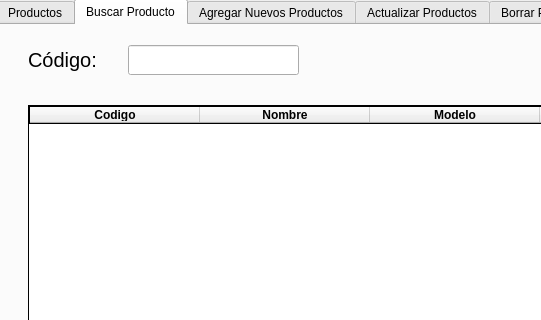
Above: prueba.ui from JoseFernando7/pruebaGit before the change; both pictures show x 0 to 541 and y 0 to 320 of the 1089 by 578 pixel window. Below: the same form after it.
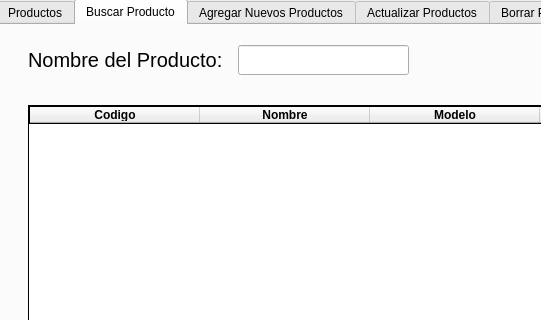
That is the form after the change. The open tabs and pages were chosen to show the change.

```diff
--- a/prueba.ui
+++ b/prueba.ui
@@ -164,7 +164,7 @@
        <rect>
         <x>30</x>
         <y>20</y>
-        <width>91</width>
+        <width>221</width>
         <height>30</height>
        </rect>
       </property>
@@ -174,13 +174,13 @@
        </font>
       </property>
       <property name="text">
-       <string>Código:</string>
+       <string>Nombre del Producto: </string>
       </property>
      </widget>
      <widget class="QLineEdit" name="inputBuscar">
       <property name="geometry">
        <rect>
-        <x>130</x>
+        <x>240</x>
         <y>20</y>
         <width>171</width>
         <height>30</height>
```
